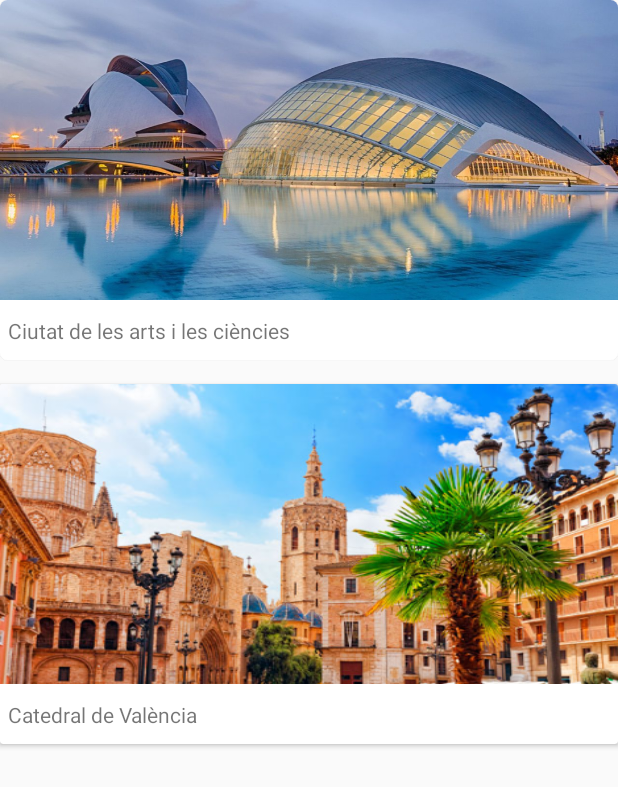
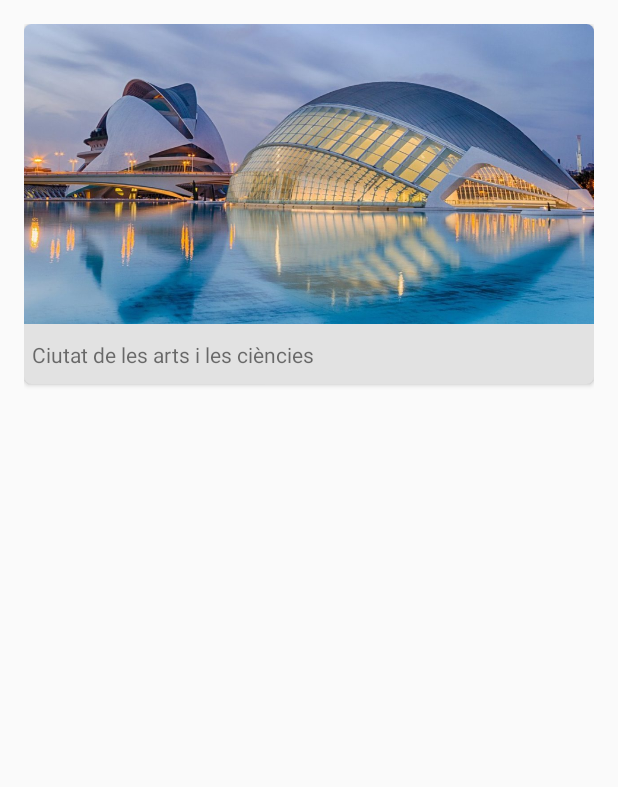
Before and after one commit to Crespuig/Proyecto_Android, an Android app: the layout fragment_lista.xml on its own in the app's theme, with its tools: preview values and no code run, on a phone screen of 412 x 824 dp. Shown: the top 787 px of the screen. Run offline under Robolectric (Android 15) with nearby library versions, the phone set to English and light mode, and no system bars.

Commit message:
Mejorada CardView

```diff
--- a/app/src/main/res/layout/fragment_lista.xml
+++ b/app/src/main/res/layout/fragment_lista.xml
@@ -5,6 +5,7 @@
     xmlns:card_view="http://schemas.android.com/apk/res-auto"
     android:layout_width="match_parent"
     android:layout_height="match_parent"
+    android:padding="16dp"
     tools:context="com.example.proyecto_android.fragments.ListaFragment">
 
     <androidx.cardview.widget.CardView
@@ -12,6 +13,10 @@
         android:layout_width="match_parent"
         android:layout_height="240dp"
         app:cardCornerRadius="5dp"
+        android:clickable="true"
+        android:focusable="true"
+        app:cardBackgroundColor="#E2E2E2"
+        android:foreground="?android:attr/selectableItemBackground"
         app:layout_constraintStart_toStartOf="parent"
         app:layout_constraintTop_toTopOf="parent"
         tools:ignore="MissingConstraints">
@@ -33,31 +38,4 @@
 
     </androidx.cardview.widget.CardView>
 
-    <androidx.cardview.widget.CardView
-        android:layout_width="match_parent"
-        android:layout_height="240dp"
-        android:layout_marginTop="16dp"
-        app:layout_constraintEnd_toEndOf="parent"
-        app:layout_constraintHorizontal_bias="0.0"
-        app:layout_constraintStart_toStartOf="parent"
-        app:layout_constraintTop_toBottomOf="@+id/cardViewCiutat">
-
-        <androidx.appcompat.widget.AppCompatImageView
-            android:id="@+id/imageCardViewCatedral"
-            android:layout_width="match_parent"
-            android:layout_height="200dp"
-            android:background="@drawable/catedral_valencia" />
-
-        <TextView
-            android:id="@+id/textCardViewCatedral"
-            android:layout_width="wrap_content"
-            android:layout_height="wrap_content"
-            android:layout_gravity="bottom"
-            android:layout_marginLeft="5dp"
-            android:layout_marginBottom="10dp"
-            android:text="Catedral de València" />
-
-    </androidx.cardview.widget.CardView>
-
-
 </androidx.constraintlayout.widget.ConstraintLayout>
```
